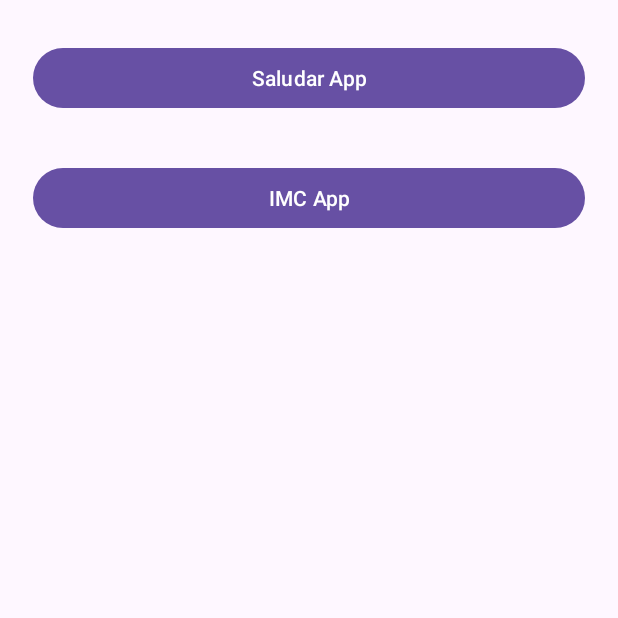
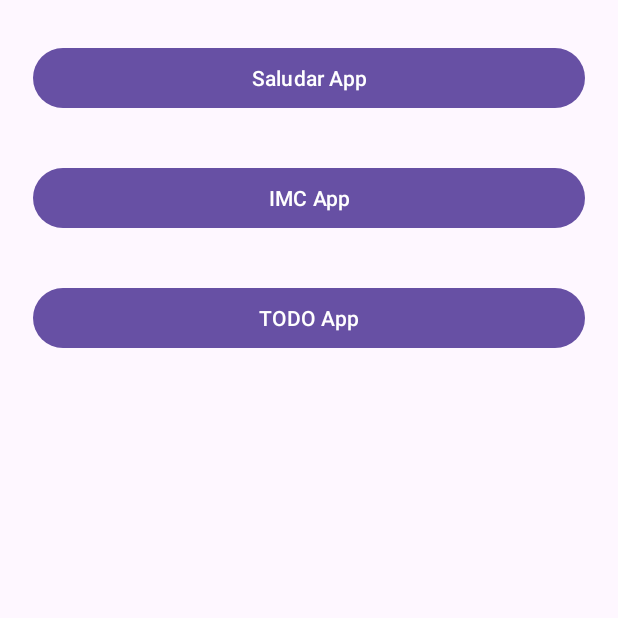
Before and after one commit to alexDev2808/android-apps, an Android app: the screen it shows after launch (MenuActivity), on a phone screen of 412 x 824 dp, the top half of it. Run offline under Robolectric (Android 15) with nearby library versions, the phone set to English and light mode, and no system bars.

Commit message:
Creando la tercera app: TODO App

```diff
--- a/app/src/main/AndroidManifest.xml
+++ b/app/src/main/AndroidManifest.xml
@@ -12,6 +12,9 @@
         android:supportsRtl="true"
         android:theme="@style/Theme.AndroidMaster"
         tools:targetApi="31">
+        <activity
+            android:name=".todoapp.TodoActivity"
+            android:exported="false" />
         <activity
             android:name=".IMCCalculator.ResultIMCActivity"
             android:exported="false" />
--- a/app/src/main/java/com/example/androidmaster/MenuActivity.kt
+++ b/app/src/main/java/com/example/androidmaster/MenuActivity.kt
@@ -6,6 +6,7 @@ import android.os.Bundle
 import android.widget.Button
 import com.example.androidmaster.IMCCalculator.ImcCalculatorActivity
 import com.example.androidmaster.firstapp.FirstAppActivity
+import com.example.androidmaster.todoapp.TodoActivity
 
 class MenuActivity : AppCompatActivity() {
     override fun onCreate(savedInstanceState: Bundle?) {
@@ -14,9 +15,16 @@ class MenuActivity : AppCompatActivity() {
 
         val btnSaludarApp = findViewById<Button>(R.id.btnSaludarApp)
         val btnIMCApp = findViewById<Button>(R.id.btnIMCApp)
+        val btnTODOApp = findViewById<Button>(R.id.btnTODOApp)
 
         btnSaludarApp.setOnClickListener { navigateToSaludarApp() }
         btnIMCApp.setOnClickListener { navigateToIMCApp() }
+        btnTODOApp.setOnClickListener { navigateToTODOApp() }
+    }
+
+    private fun navigateToTODOApp() {
+        val intent = Intent(this, TodoActivity::class.java)
+        startActivity(intent)
     }
 
     private fun navigateToIMCApp() {
--- a/app/src/main/res/layout/activity_menu.xml
+++ b/app/src/main/res/layout/activity_menu.xml
@@ -23,4 +23,12 @@
         android:text="IMC App"
         />
 
+    <Button
+        android:id="@+id/btnTODOApp"
+        android:layout_width="match_parent"
+        android:layout_height="wrap_content"
+        android:layout_marginTop="32dp"
+        android:text="TODO App"
+        />
+
 </LinearLayout>
```
Also changed, not shown: app/src/main/java/com/example/androidmaster/todoapp/TodoActivity.kt (added, +12 -0 lines), app/src/main/res/layout/activity_todo.xml (added, +9 -0 lines).
